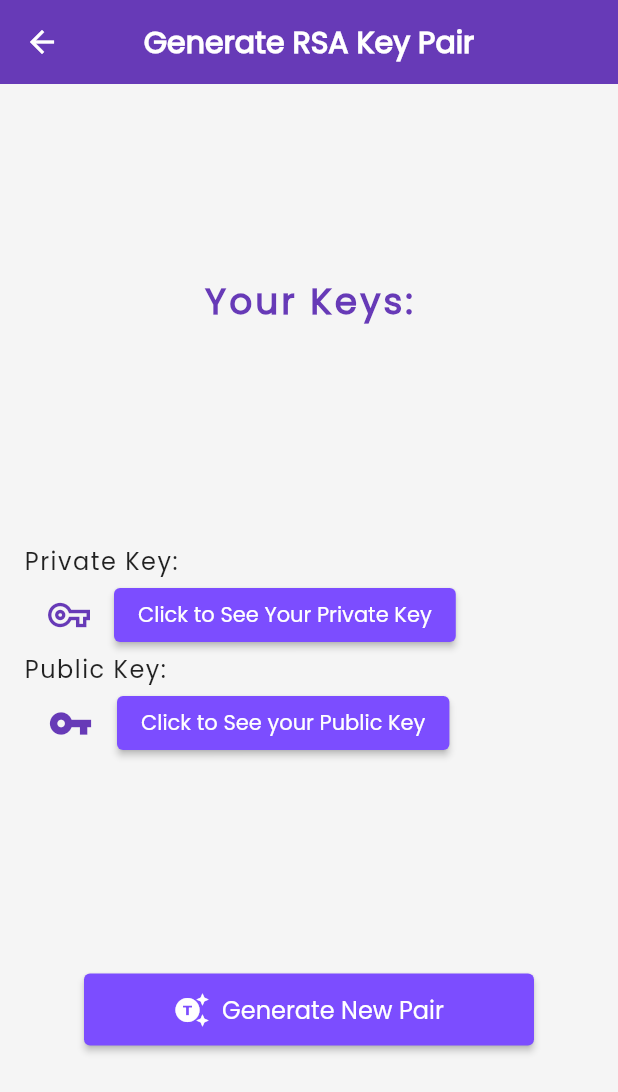
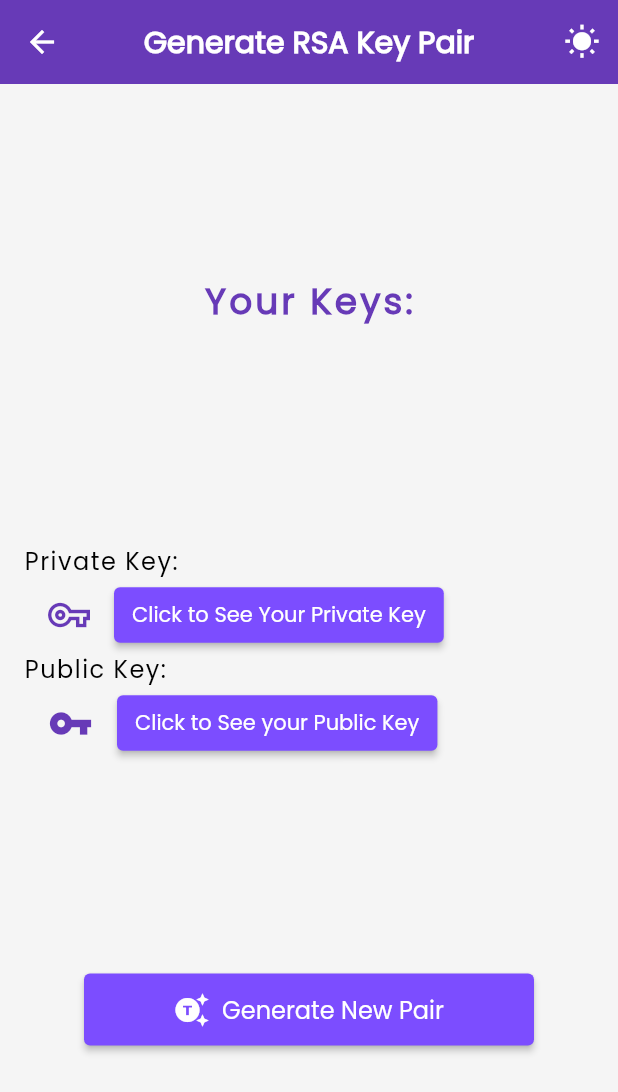
Before and after one commit to Butewbr/FlutterBLE-RSA, a Flutter app: the screen it shows after launch, after a tap on "Generate RSA Key Pair", on a phone screen of 412 x 824 dp. Shown: the top 1092 px of the screen. Run offline on Flutter 3.47's test engine with Material 2 defaults, Android fonts, the phone set to English and light mode, and no system bars; our stand-ins replace flutter_blue, flutter_spinkit; missing offline and left inert: pointycastle.

Commit message:
Fixes and DarkMode

```diff
--- a/lib/main.dart
+++ b/lib/main.dart
@@ -7,12 +7,22 @@ import 'package:flutter_blue/flutter_blue.dart';
 import 'dart:typed_data';
 import 'package:pointycastle/export.dart' hide State, Padding;
 import 'dart:convert';
+import 'package:myapp/provider/theme_provider.dart';
+import 'package:myapp/widget/theme_button.dart';
+import 'package:provider/provider.dart';
 
-void main() => runApp(MaterialApp(initialRoute: '/home', routes: {
+void main() => runApp(ChangeNotifierProvider(
+    create: (_) => ThemeProvider(),
+    child: Consumer<ThemeProvider>(
+      builder: (context, notifier, child) => MaterialApp(
+          theme: notifier.isDarkMode ? MyThemes.darkTheme : MyThemes.lightTheme,
+          initialRoute: '/home',
+          routes: {
             '/home': (context) => Home(
                   scanResultList: [],
                 ),
-    }));
+          }),
+    )));
 
 class Home extends StatefulWidget {
   List<ScanResult> scanResultList;
@@ -32,37 +42,53 @@ class _HomeState extends State<Home> {
   Widget build(BuildContext context) {
     Map scanData;
     dynamic keyData;
+
     return Scaffold(
-        backgroundColor: Colors.grey[100],
+        // backgroundColor: Colors.grey[100],
+        appBar: AppBar(
+          title: const Text('Home',
+              style: TextStyle(
+                fontFamily: "Poppins",
+                fontWeight: FontWeight.bold,
+              )),
+          centerTitle: true,
+          // backgroundColor: Colors.deepPurple,
+          elevation: 0,
+          actions: [
+            Consumer<ThemeProvider>(
+                builder: (context, notifier, child) =>
+                    const ChangeThemeButton()),
+          ],
+        ),
         body: Center(
+          child: Center(
             child: Column(
               mainAxisAlignment: MainAxisAlignment.center,
               children: <Widget>[
                 Container(
                   margin: const EdgeInsets.symmetric(vertical: 36),
-                child: const Text('App Challenge',
+                  child: Text('App Challenge',
                       style: TextStyle(
                         fontFamily: "Poppins",
                         fontSize: 32,
                         fontWeight: FontWeight.bold,
                         letterSpacing: 2.0,
-                      color: Colors.deepPurple,
+                        color: Theme.of(context).primaryColor,
                       )),
                 ),
                 Container(
                   margin: const EdgeInsets.symmetric(vertical: 18),
                   child: ElevatedButton.icon(
-                  icon: const Icon(Icons.bluetooth),
+                    icon: const Icon(
+                      Icons.bluetooth,
+                      color: Colors.white,
+                    ),
                     label: const Text('BLE Devices',
                         style: TextStyle(
                           fontFamily: "Poppins",
                           fontSize: 16,
+                          color: Colors.white,
                         )),
-                  style: ElevatedButton.styleFrom(
-                    backgroundColor: Colors.deepPurpleAccent,
-                    padding: const EdgeInsets.symmetric(vertical: 12),
-                    minimumSize: const Size(300, 1),
-                  ),
                     onPressed: () async {
                       scanData = await Navigator.push(
                         context,
@@ -81,17 +107,13 @@ class _HomeState extends State<Home> {
                 Container(
                   margin: const EdgeInsets.symmetric(vertical: 18),
                   child: ElevatedButton.icon(
-                  icon: const Icon(Icons.key),
+                    icon: const Icon(Icons.key, color: Colors.white),
                     label: const Text('Generate RSA Key Pair',
                         style: TextStyle(
                           fontFamily: "Poppins",
                           fontSize: 16,
+                          color: Colors.white,
                         )),
-                  style: ElevatedButton.styleFrom(
-                    backgroundColor: Colors.deepPurpleAccent,
-                    padding: const EdgeInsets.symmetric(vertical: 12),
-                    minimumSize: const Size(300, 1),
-                  ),
                     onPressed: () async {
                       keyData = await Navigator.push(
                         context,
@@ -108,47 +130,41 @@ class _HomeState extends State<Home> {
                 Container(
                   margin: const EdgeInsets.symmetric(vertical: 18),
                   child: ElevatedButton.icon(
-                  icon: const Icon(Icons.app_registration),
+                    icon:
+                        const Icon(Icons.app_registration, color: Colors.white),
                     label: const Text('Sign List',
                         style: TextStyle(
                             fontFamily: "Poppins",
                             fontSize: 16,
-                      )),
-                  style: ElevatedButton.styleFrom(
-                    backgroundColor: Colors.deepPurpleAccent,
-                    padding: const EdgeInsets.symmetric(vertical: 12),
-                    minimumSize: const Size(300, 1),
-                  ),
+                            color: Colors.white)),
                     onPressed: () async {
                       signature = await Navigator.push(
                         context,
                         MaterialPageRoute(
-                        builder: (context) => signPage(
-                            widget.scanResultList, widget.userPair, signature),
+                          builder: (context) => signPage(widget.scanResultList,
+                              widget.userPair, signature),
                         ),
                       );
                       setState(() {});
 
-                    print(signature);
+                      // print(signature);
                     },
                   ),
                 ),
                 Container(
                   margin: const EdgeInsets.symmetric(vertical: 18),
                   child: ElevatedButton.icon(
-                  icon: const Icon(Icons.verified),
+                    icon: const Icon(
+                      Icons.verified,
+                      color: Colors.white,
+                    ),
                     label: const Text('Verify Signature',
                         style: TextStyle(
                             fontFamily: "Poppins",
                             fontSize: 16,
-                      )),
-                  style: ElevatedButton.styleFrom(
-                    backgroundColor: Colors.deepPurpleAccent,
-                    disabledBackgroundColor: Colors.deepPurpleAccent[100],
-                    padding: const EdgeInsets.symmetric(vertical: 12),
-                    minimumSize: const Size(300, 1),
-                  ),
-                  onPressed: base64.encode(signature) != ''
+                            color: Colors.white)),
+                    onPressed: base64.encode(signature) != '' &&
+                            widget.userPair != getEmptyKeyPair()
                         ? () {
                             Navigator.push(
                               context,
@@ -165,6 +181,7 @@ class _HomeState extends State<Home> {
                 ),
               ],
             ),
+          ),
         ));
   }
 }
--- a/lib/pages/rsa.dart
+++ b/lib/pages/rsa.dart
@@ -5,6 +5,7 @@ import 'package:pointycastle/export.dart' hide State, Padding;
 import 'package:myapp/pages/seekey.dart';
 import 'package:flutter/services.dart';
 import 'package:flutter_spinkit/flutter_spinkit.dart';
+import 'package:myapp/widget/theme_button.dart';
 
 AsymmetricKeyPair<RSAPublicKey, RSAPrivateKey> getEmptyKeyPair() {
   final emptyPublicKey = RSAPublicKey(BigInt.zero, BigInt.zero);
@@ -50,9 +51,9 @@ class rsaGenPageState extends State<rsaGenPage> {
   }
 
   Future loadingScreen(int size) async {
-    setState(() {
-      isGenerating = true;
-    });
+    // setState(() {
+    //   isGenerating = true;
+    // });
 
     await Future.delayed(const Duration(seconds: 1));
 
@@ -65,7 +66,7 @@ class rsaGenPageState extends State<rsaGenPage> {
   @override
   Widget build(BuildContext context) {
     return Scaffold(
-      backgroundColor: Colors.grey[100],
+      // backgroundColor: Colors.grey[100],
       appBar: AppBar(
         title: const Text('Generate RSA Key Pair',
             style: TextStyle(
@@ -73,31 +74,44 @@ class rsaGenPageState extends State<rsaGenPage> {
               fontWeight: FontWeight.bold,
             )),
         centerTitle: true,
-          backgroundColor: Colors.deepPurple,
         elevation: 0,
         leading: BackButton(
           onPressed: () => Navigator.pop(context, widget.userPair),
-          )),
+        ),
+        actions: const [
+          ChangeThemeButton(),
+        ],
+      ),
       body: Column(
           mainAxisAlignment: MainAxisAlignment.spaceEvenly,
           crossAxisAlignment: CrossAxisAlignment.center,
           children: [
-            widget.userPair == emptyKey
-                ? const Text('You have no keys yet',
+            isGenerating
+                ? Text('Generating Key Pair',
                     style: TextStyle(
                       fontFamily: "Poppins",
                       fontSize: 24,
                       fontWeight: FontWeight.bold,
                       letterSpacing: 2.0,
-                      color: Colors.deepPurple,
+                      color: Theme.of(context).primaryColor,
                     ))
-                : const Text('Your Keys:',
+                : widget.userPair == emptyKey
+                    ? Text('You have no Keys',
                         style: TextStyle(
                           fontFamily: "Poppins",
                           fontSize: 24,
                           fontWeight: FontWeight.bold,
                           letterSpacing: 2.0,
-                        color: Colors.deepPurple)),
+                          color: Theme.of(context).primaryColor,
+                        ))
+                    : Text('Your Keys:',
+                        style: TextStyle(
+                          fontFamily: "Poppins",
+                          fontSize: 24,
+                          fontWeight: FontWeight.bold,
+                          letterSpacing: 2.0,
+                          color: Theme.of(context).primaryColor,
+                        )),
             isGenerating
                 ? const GeneratingWidget()
                 : Padding(
@@ -105,24 +119,25 @@ class rsaGenPageState extends State<rsaGenPage> {
                     child: Column(
                       crossAxisAlignment: CrossAxisAlignment.start,
                       children: [
-                        const Text(
+                        Text(
                           "Private Key:",
                           style: TextStyle(
                             fontFamily: "Poppins",
                             fontSize: 16,
                             letterSpacing: 1.0,
+                            color: Theme.of(context).primaryColorLight,
                           ),
                           textAlign: TextAlign.left,
                         ),
                         Row(
                           mainAxisAlignment: MainAxisAlignment.start,
                           children: [
-                            const Padding(
-                              padding: EdgeInsets.symmetric(
+                            Padding(
+                              padding: const EdgeInsets.symmetric(
                                   vertical: 8.0, horizontal: 16),
                               child: Icon(
                                 Icons.vpn_key_outlined,
-                                color: Colors.deepPurple,
+                                color: Theme.of(context).primaryColor,
                                 size: 28,
                               ),
                             ),
@@ -137,36 +152,37 @@ class rsaGenPageState extends State<rsaGenPage> {
                                         ),
                                       ),
                               style: ElevatedButton.styleFrom(
-                                backgroundColor: Colors.deepPurpleAccent,
-                                disabledBackgroundColor:
-                                    Colors.deepPurpleAccent[100],
+                                minimumSize: const Size(1, 1),
+                                padding: const EdgeInsets.symmetric(
+                                    vertical: 8, horizontal: 12),
                               ),
                               child: const Text("Click to See Your Private Key",
                                   style: TextStyle(
                                     fontFamily: "Poppins",
-                                    // color: Colors.white,
+                                    color: Colors.white,
                                   )),
                             )
                           ],
                         ),
-                        const Text(
+                        Text(
                           "Public Key:",
                           style: TextStyle(
                             fontFamily: "Poppins",
                             fontSize: 16,
                             letterSpacing: 1.0,
+                            color: Theme.of(context).primaryColorLight,
                           ),
                           textAlign: TextAlign.left,
                         ),
                         Row(
                           mainAxisAlignment: MainAxisAlignment.start,
                           children: [
-                            const Padding(
-                              padding: EdgeInsets.symmetric(
+                            Padding(
+                              padding: const EdgeInsets.symmetric(
                                   vertical: 8.0, horizontal: 16),
                               child: Icon(
                                 Icons.vpn_key,
-                                color: Colors.deepPurple,
+                                color: Theme.of(context).primaryColor,
                                 size: 30,
                               ),
                             ),
@@ -179,14 +195,13 @@ class rsaGenPageState extends State<rsaGenPage> {
                                           builder: (context) =>
                                               hugeText(widget.userPair, 1))),
                               style: ElevatedButton.styleFrom(
-                                backgroundColor: Colors.deepPurpleAccent,
-                                disabledBackgroundColor:
-                                    Colors.deepPurpleAccent[100],
-                              ),
+                                  minimumSize: const Size(1, 1),
+                                  padding: const EdgeInsets.symmetric(
+                                      vertical: 8, horizontal: 12)),
                               child: const Text("Click to See your Public Key",
                                   style: TextStyle(
                                     fontFamily: "Poppins",
-                                    // color: Colors.white,
+                                    color: Colors.white,
                                   )),
                             )
                           ],
@@ -195,16 +210,14 @@ class rsaGenPageState extends State<rsaGenPage> {
                     ),
                   ),
             ElevatedButton.icon(
-              icon: const Icon(Icons.generating_tokens),
+              icon: const Icon(Icons.generating_tokens, color: Colors.white),
               label: const Text('Generate New Pair',
                   style: TextStyle(
                     fontFamily: "Poppins",
                     fontSize: 16,
-                    // color: Colors.white,
+                    color: Colors.white,
                   )),
               style: ElevatedButton.styleFrom(
-                backgroundColor: Colors.deepPurpleAccent,
-                disabledBackgroundColor: Colors.deepPurpleAccent[100],
                 padding: const EdgeInsets.symmetric(vertical: 12),
                 minimumSize: const Size(300, 1),
               ),
@@ -213,8 +226,12 @@ class rsaGenPageState extends State<rsaGenPage> {
                         keySize = await Navigator.push(
                             context,
                             MaterialPageRoute(
-                              builder: (context) => AskSizeWidget(),
+                              builder: (context) => const AskSizeWidget(),
                             )),
+                        setState(() {
+                          isGenerating = true;
+                        }),
+                        // await Future.delayed(const Duration(seconds: 1)),
                         loadingScreen(keySize),
                       }
                   : null,
@@ -245,21 +262,24 @@ class _AskSizeWidgetState extends State<AskSizeWidget> {
             mainAxisAlignment: MainAxisAlignment.center,
             crossAxisAlignment: CrossAxisAlignment.stretch,
             children: [
-              const Text("Enter the Key Size:",
+              Text("Enter the Key Size:",
                   style: TextStyle(
                     fontFamily: "Oxygen",
                     fontWeight: FontWeight.bold,
                     fontSize: 16,
                     letterSpacing: 2.0,
-                    color: Colors.deepPurple,
+                    color: Theme.of(context).primaryColor,
                   )),
               const SizedBox(
                 height: 16,
               ),
               TextFormField(
+                style: TextStyle(color: Theme.of(context).primaryColorLight),
                 decoration: InputDecoration(
                   labelText: "Key Size",
-                  labelStyle: const TextStyle(color: Colors.deepPurple),
+                  labelStyle: TextStyle(
+                    color: Theme.of(context).primaryColor,
+                  ),
                   border: const OutlineInputBorder(
                     borderSide: BorderSide(color: Colors.deepPurpleAccent),
                   ),
@@ -272,8 +292,8 @@ class _AskSizeWidgetState extends State<AskSizeWidget> {
                   hintStyle: TextStyle(color: Colors.deepPurple[200]),
                 ),
                 validator: (value) {
-                  if (int.parse(value!) < 1024 || int.parse(value) > 16384) {
-                    return "Enter a value between 1024 and 16384";
+                  if (int.parse(value!) < 512 || int.parse(value) > 4096) {
+                    return "Enter a value between 512 and 4096";
                   } else {
                     return null;
                   }
@@ -297,12 +317,10 @@ class _AskSizeWidgetState extends State<AskSizeWidget> {
                       Navigator.pop(context, keySize);
                     }
                   },
-                  style: ElevatedButton.styleFrom(
-                    backgroundColor: Colors.deepPurpleAccent,
-                  ),
                   child: const Text(
                     "Submit",
-                    style: TextStyle(fontFamily: "Poppins"),
+                    style:
+                        TextStyle(fontFamily: "Poppins", color: Colors.white),
                   )),
               const SizedBox(
                 height: 16,
@@ -311,18 +329,15 @@ class _AskSizeWidgetState extends State<AskSizeWidget> {
                   onPressed: () {
                     Navigator.pop(context);
                   },
-                  style: ElevatedButton.styleFrom(
-                    backgroundColor: Colors.deepPurpleAccent,
-                  ),
                   child: const Text(
                     "Cancel",
-                    style: TextStyle(fontFamily: "Poppins"),
+                    style:
+                        TextStyle(fontFamily: "Poppins", color: Colors.white),
                   )),
             ],
           ),
         ),
       ),
-      backgroundColor: Colors.grey[100],
     );
   }
 }
--- /dev/null
+++ b/lib/provider/theme_provider.dart
@@ -0,0 +1,55 @@
+import 'package:flutter/material.dart';
+
+class ThemeProvider extends ChangeNotifier {
+  ThemeData themeMode = MyThemes.lightTheme;
+
+  bool get isDarkMode => themeMode == MyThemes.darkTheme;
+
+  void toggleTheme() {
+    themeMode == MyThemes.lightTheme
+        ? themeMode = MyThemes.darkTheme
+        : themeMode = MyThemes.lightTheme;
+    notifyListeners();
+  }
+}
+
+class MyThemes {
+  static final lightTheme = ThemeData(
+    scaffoldBackgroundColor: Colors.grey[100],
+    primaryColor: Colors.deepPurple,
+    primaryColorLight: Colors.black,
+    primaryColorDark: Colors.grey[700],
+    appBarTheme: const AppBarTheme(backgroundColor: Colors.deepPurple),
+    elevatedButtonTheme: ElevatedButtonThemeData(
+        style: ElevatedButton.styleFrom(
+      backgroundColor: Colors.deepPurpleAccent,
+      disabledBackgroundColor: Colors.deepPurpleAccent[100],
+      padding: const EdgeInsets.symmetric(vertical: 12),
+      minimumSize: const Size(300, 1),
+    )),
+    cardTheme: const CardTheme(
+      color: Colors.white,
+    ),
+    iconTheme: const IconThemeData(color: Colors.white),
+    colorScheme: const ColorScheme.dark(),
+  );
+  static final darkTheme = ThemeData(
+    scaffoldBackgroundColor: Colors.grey[900],
+    primaryColor: Colors.deepPurpleAccent[100],
+    primaryColorLight: Colors.white,
+    primaryColorDark: Colors.grey[400],
+    appBarTheme: const AppBarTheme(backgroundColor: Colors.deepPurpleAccent),
+    elevatedButtonTheme: ElevatedButtonThemeData(
+        style: ElevatedButton.styleFrom(
+      backgroundColor: Colors.deepPurpleAccent[200],
+      disabledBackgroundColor: Colors.deepPurple,
+      padding: const EdgeInsets.symmetric(vertical: 12),
+      minimumSize: const Size(300, 1),
+    )),
+    cardTheme: CardTheme(
+      color: Colors.grey[800],
+    ),
+    iconTheme: const IconThemeData(color: Colors.white),
+    colorScheme: const ColorScheme.light(),
+  );
+}
--- /dev/null
+++ b/lib/widget/theme_button.dart
@@ -0,0 +1,30 @@
+import 'package:flutter/material.dart';
+import 'package:provider/provider.dart';
+import 'package:myapp/provider/theme_provider.dart';
+
+class ChangeThemeButton extends StatelessWidget {
+  const ChangeThemeButton({super.key});
+  @override
+  Widget build(BuildContext context) {
+    IconData iconLight = Icons.wb_sunny;
+    IconData iconDark = Icons.nights_stay;
+    final themeProvider = Provider.of<ThemeProvider>(context);
+
+    return Consumer<ThemeProvider>(
+        builder: (context, notifier, child) => IconButton(
+            onPressed: () {
+              themeProvider.toggleTheme();
+              ScaffoldMessenger.of(context).showSnackBar(
+                SnackBar(
+                  backgroundColor: Theme.of(context).primaryColor,
+                  content: const Text(
+                    'All data were reset!',
+                    style: TextStyle(color: Colors.white),
+                    textAlign: TextAlign.center,
+                  ),
+                ),
+              );
+            },
+            icon: Icon(themeProvider.isDarkMode ? iconDark : iconLight)));
+  }
+}
--- a/pubspec.yaml
+++ b/pubspec.yaml
@@ -42,6 +42,7 @@ dependencies:
     pointycastle: ^3.6.2
     path_provider: ^2.0.12
     crypto: ^3.0.2
+    provider: ^6.0.5
 
 dev_dependencies:
     flutter_test:
```
Also changed, not shown: lib/pages/ble.dart (+21 -11 lines), lib/pages/seekey.dart (+15 -6 lines), lib/pages/sign.dart (+55 -45 lines), lib/pages/verify.dart (+21 -24 lines), pubspec.lock. Lines whose indentation alone changed are shown as unchanged.
